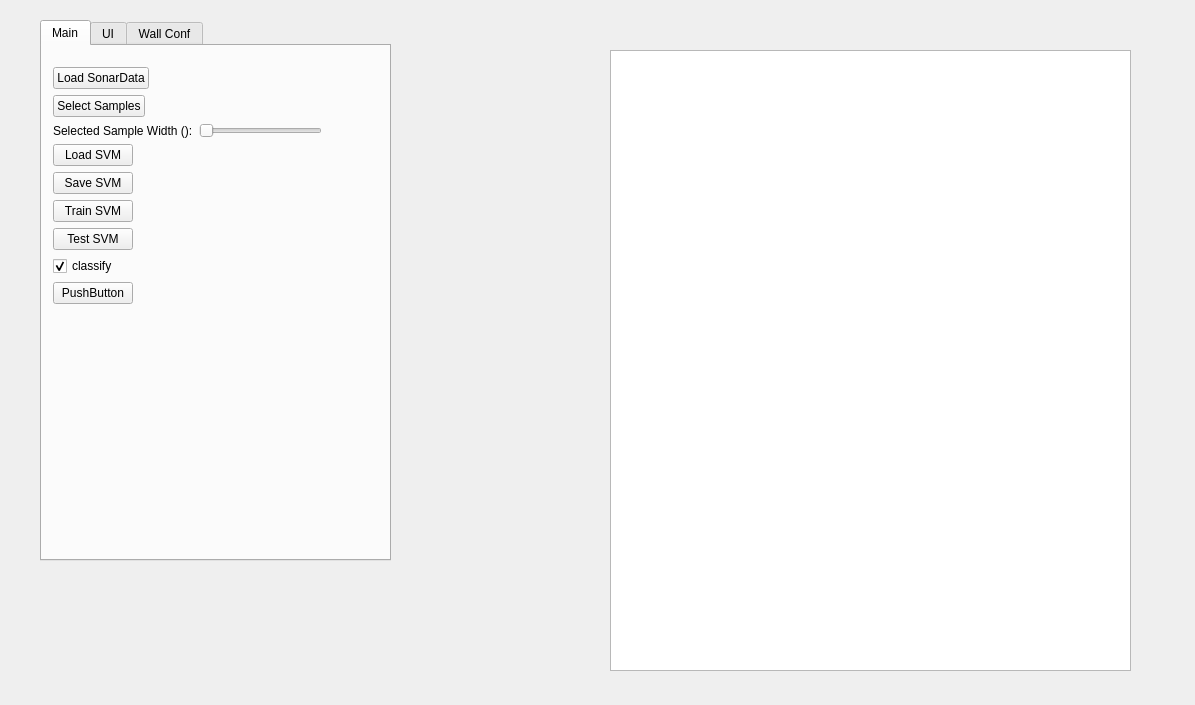
First picture: the form in SLTraining/mainwindow.ui, repository iti-luebeck/HANSE2011, before the edit.
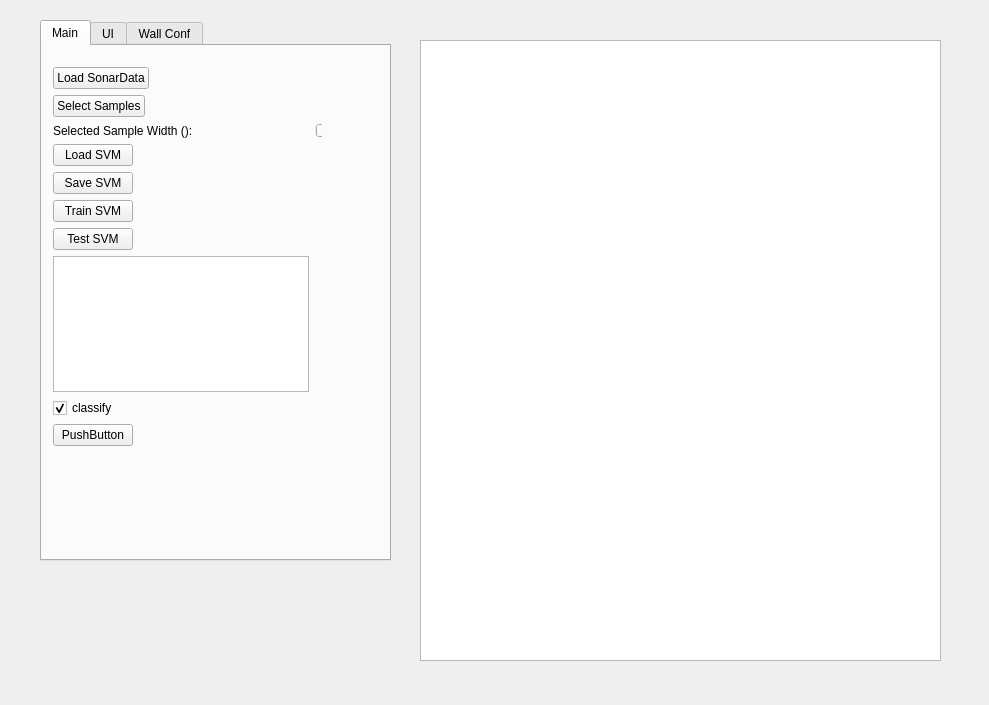
Second picture: the form after the edit. Custom widgets are drawn as their Qt base class.

What changed in the file:
```diff
--- a/SLTraining/mainwindow.ui
+++ b/SLTraining/mainwindow.ui
@@ -6,7 +6,7 @@
    <rect>
     <x>0</x>
     <y>0</y>
-    <width>1195</width>
+    <width>989</width>
     <height>705</height>
    </rect>
   </property>
@@ -98,7 +98,7 @@
          </property>
         </widget>
        </item>
-       <item row="8" column="0">
+       <item row="9" column="0">
         <widget class="QCheckBox" name="classify">
          <property name="text">
           <string>classify</string>
@@ -115,13 +115,16 @@
          </property>
         </widget>
        </item>
-       <item row="9" column="0">
+       <item row="10" column="0">
         <widget class="QPushButton" name="pushButton">
          <property name="text">
           <string>PushButton</string>
          </property>
         </widget>
        </item>
+       <item row="8" column="0">
+        <widget class="QGraphicsViewExtended" name="graphicsView_3"/>
+       </item>
       </layout>
      </widget>
     </widget>
@@ -277,8 +280,8 @@
    <widget class="QGraphicsViewExtended" name="graphicsView_2">
     <property name="geometry">
      <rect>
-      <x>610</x>
-      <y>50</y>
+      <x>420</x>
+      <y>40</y>
       <width>521</width>
       <height>621</height>
      </rect>
```
